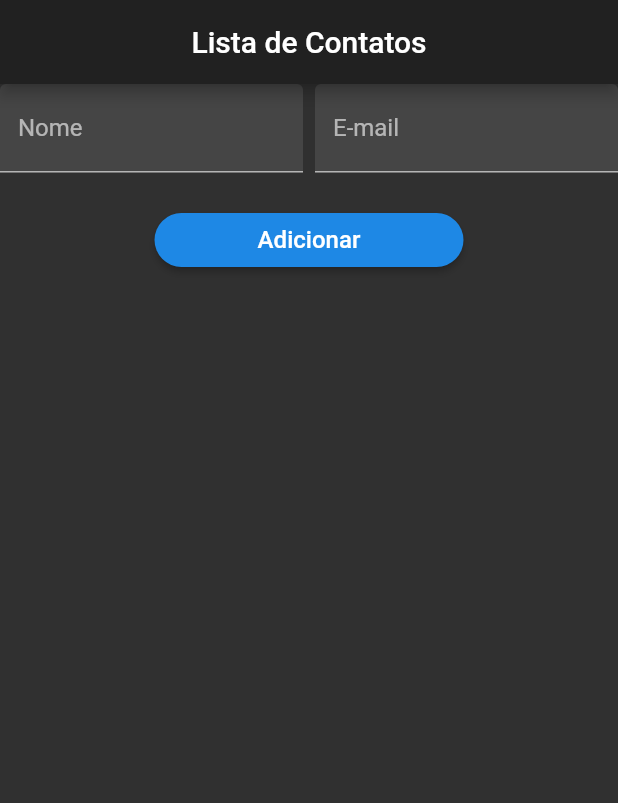
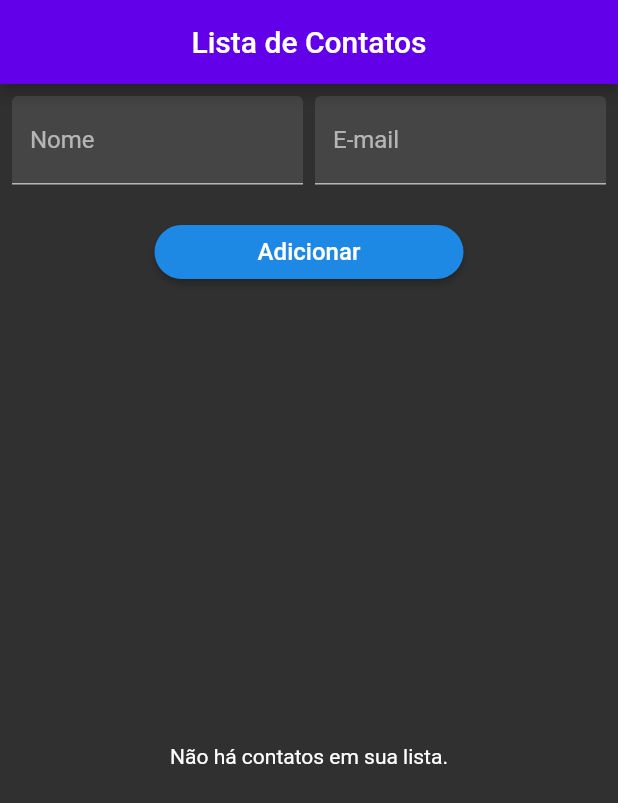
Before and after one commit to silvinhodev/contactlist, a Flutter app: the screen it shows after launch, on a phone screen of 412 x 824 dp. Shown: the top 803 px of the screen. Run offline on Flutter 3.47's test engine with Material 2 defaults, Android fonts, the phone set to English and light mode, and no system bars; our stand-ins replace objectbox; generated files the repository leaves out were written again.

Commit message:
Added a padding in contact_view and condition when not have contacts on list

```diff
--- a/lib/app.dart
+++ b/lib/app.dart
@@ -9,8 +9,8 @@ class App extends StatelessWidget {
       title: 'Contact List',
       themeMode: ThemeMode.dark,
       darkTheme: ThemeData(
-        brightness: Brightness.dark
-      ),
+          brightness: Brightness.dark,
+          primaryColor: Colors.deepPurpleAccent[700]),
       home: ContactListView(),
     );
   }
--- a/lib/view/contact_view.dart
+++ b/lib/view/contact_view.dart
@@ -48,6 +48,8 @@ class _ContactListViewState extends State<ContactListView> {
         centerTitle: true,
       ),
       body: SafeArea(
+        child: Padding(
+          padding: const EdgeInsets.all(8.0),
           child: Column(
             children: [
               SizedBox(
@@ -73,7 +75,8 @@ class _ContactListViewState extends State<ContactListView> {
                             ),
                           ),
                           Padding(
-                            padding: const EdgeInsets.symmetric(horizontal: 4)),
+                              padding:
+                                  const EdgeInsets.symmetric(horizontal: 4)),
                           Expanded(
                             child: TextFormField(
                               validator: (email) =>
@@ -99,8 +102,8 @@ class _ContactListViewState extends State<ContactListView> {
                       onPressed: () {
                         if (_formKey.currentState.validate()) {
                           _formKey.currentState.save();
-                        _contactController.addContact(
-                            ContactModel.construct(name: _name, email: _email));
+                          _contactController.addContact(ContactModel.construct(
+                              name: _name, email: _email));
                         }
                       },
                       shape: RoundedRectangleBorder(
@@ -120,6 +123,10 @@ class _ContactListViewState extends State<ContactListView> {
                     if (!snapshot.hasData) {
                       return Center(
                         child: CircularProgressIndicator(),
+                      );
+                    } else if (snapshot.data.isEmpty) {
+                      return Center(
+                        child: Text('Não há contatos em sua lista.'),
                       );
                     } else {
                       return ListView.builder(
@@ -149,6 +156,7 @@ class _ContactListViewState extends State<ContactListView> {
             ],
           ),
         ),
+      ),
     );
   }
 }
```
Lines whose indentation alone changed are shown as unchanged.
